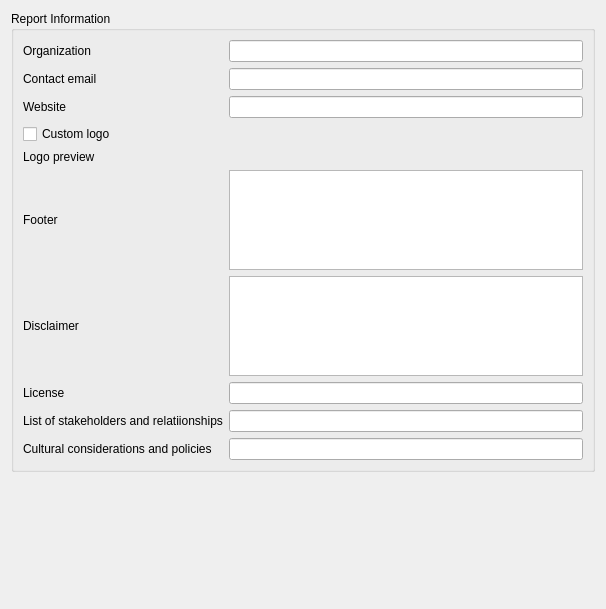
Before: the Qt Designer form src/cplus_plugin/ui/report_settings.ui in ConservationInternational/cplus-plugin, drawn with Qt 5.
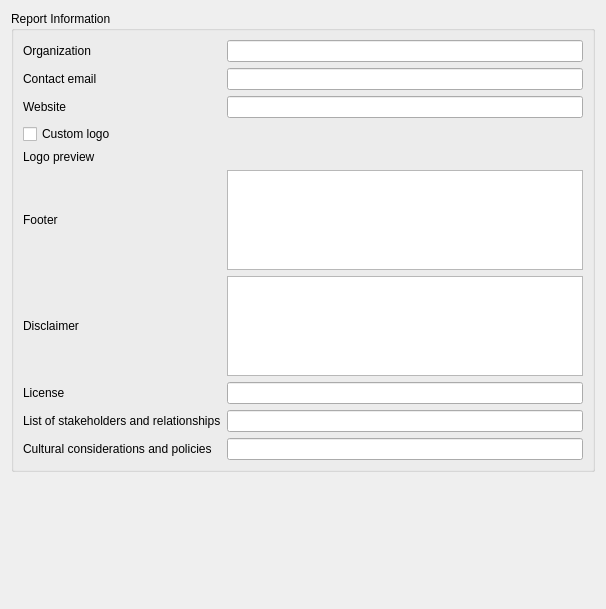
After: the same form once the commit is applied. Custom widgets are drawn as their Qt base class.

Commit message: Incorporate load and save of additional report fields.

What changed in the file:
```diff
--- a/src/cplus_plugin/ui/report_settings.ui
+++ b/src/cplus_plugin/ui/report_settings.ui
@@ -108,7 +108,7 @@
       <item row="13" column="0">
        <widget class="QLabel" name="label">
         <property name="text">
-         <string>List of stakeholders and relatiionships</string>
+         <string>List of stakeholders and relationships</string>
         </property>
         <property name="wordWrap">
          <bool>false</bool>
```
The commit also changes 2 other files.
